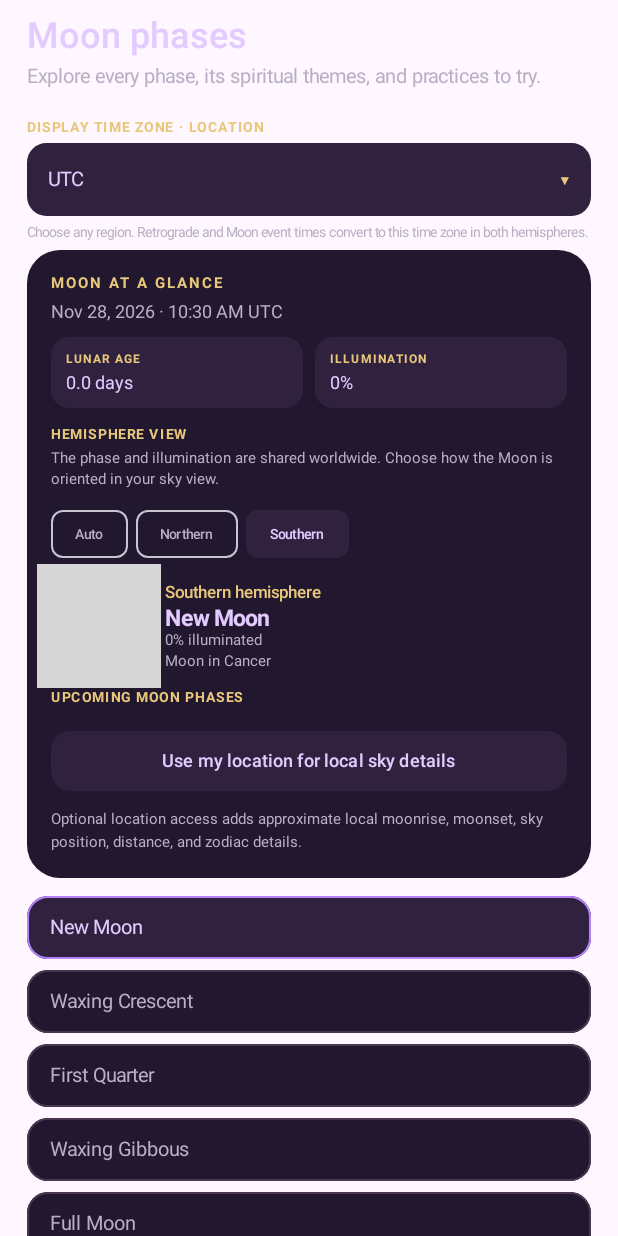
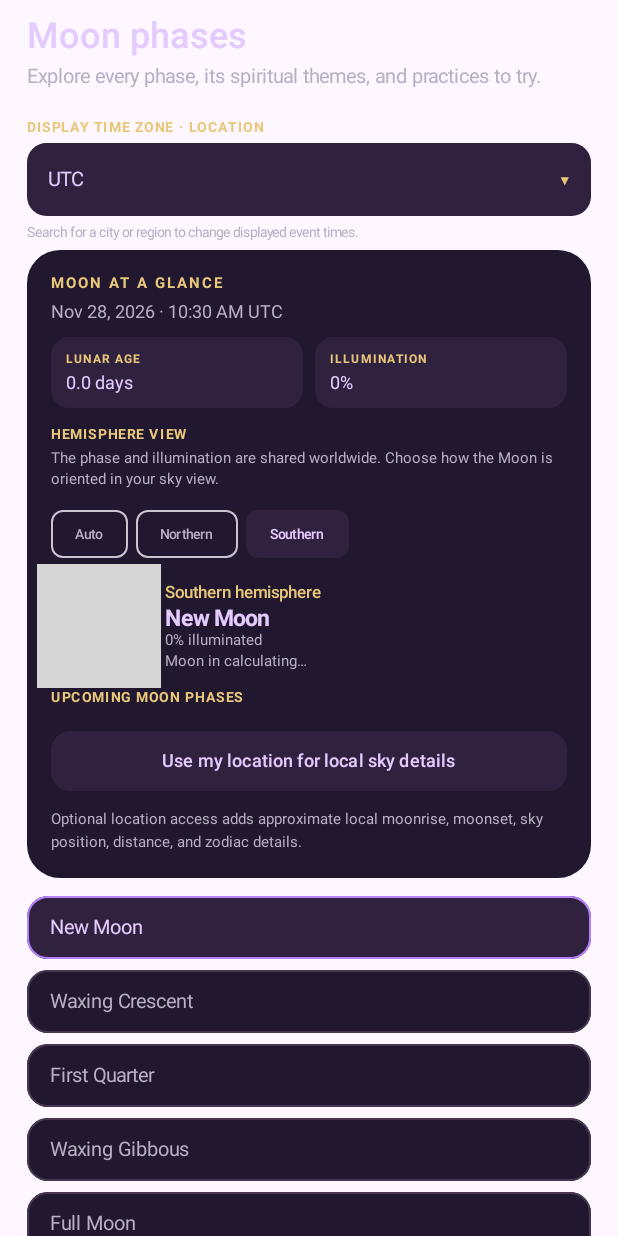
Before and after one commit to magikaldivinations-dotcom/Magikal-Retrogrades-, an Android app built with Jetpack Compose: the composable MoonPage shown on its own in the app's theme, on a phone screen of 412 x 824 dp. Run offline under Robolectric (Android 15) with nearby library versions, the phone set to English and light mode, and no system bars; libraries missing offline, so code that uses them is left out: com.google.android.play, io.github.cosinekitty.astronomy; pictures from the network do not load; 13 statements that could not run were skipped; grey boxes are pictures that could not be loaded.

Commit message:
Prevent Moon page timezone selection crashes

```diff
--- a/app/build.gradle.kts
+++ b/app/build.gradle.kts
@@ -22,8 +22,8 @@ android {
         applicationId = "com.magikalretrogrades.app"
         minSdk = 26
         targetSdk = 36
-        versionCode = 6
-        versionName = "0.6.0"
+        versionCode = 7
+        versionName = "0.6.1"
     }
 
     compileOptions {
--- a/app/src/main/java/com/magikalretrogrades/app/MainActivity.kt
+++ b/app/src/main/java/com/magikalretrogrades/app/MainActivity.kt
@@ -362,23 +362,58 @@ private fun automaticSouthernHemisphere(): Boolean {
 @Composable
 private fun DisplayZonePicker(selectedId: String, onSelect: (String) -> Unit) {
     var expanded by remember { mutableStateOf(false) }
-    val zones = remember { java.util.TimeZone.getAvailableIDs().distinct().sorted() }
+    var query by remember { mutableStateOf("") }
+    val zones = remember { java.time.ZoneId.getAvailableZoneIds().sorted() }
+    val matches = remember(query, zones) {
+        val term = query.trim().replace(' ', '_')
+        if (term.isBlank()) emptyList()
+        else zones.filter { it.contains(term, ignoreCase = true) }.take(80)
+    }
     Column(Modifier.fillMaxWidth().padding(vertical = 5.dp)) {
         Text("DISPLAY TIME ZONE · LOCATION", color = Gold, fontSize = 9.sp, fontWeight = FontWeight.Bold, letterSpacing = 1.1.sp)
-        Box(Modifier.fillMaxWidth().padding(top = 5.dp)) {
-            Surface(color = PanelLight, shape = RoundedCornerShape(13.dp), modifier = Modifier.fillMaxWidth().clickable { expanded = true }) {
+        Surface(color = PanelLight, shape = RoundedCornerShape(13.dp), modifier = Modifier.fillMaxWidth().padding(top = 5.dp).clickable { expanded = true }) {
             Row(Modifier.padding(horizontal = 14.dp, vertical = 12.dp), verticalAlignment = Alignment.CenterVertically) {
                 Text(selectedId.replace('_', ' '), color = Lilac, fontSize = 13.sp, modifier = Modifier.weight(1f))
                 Text("▾", color = Gold, fontSize = 18.sp)
             }
         }
-            DropdownMenu(expanded = expanded, onDismissRequest = { expanded = false }, modifier = Modifier.heightIn(max = 360.dp).verticalScroll(rememberScrollState())) {
-                zones.forEach { zone ->
-                    DropdownMenuItem(text = { Text(zone.replace('_', ' '), maxLines = 1) }, onClick = { onSelect(zone); expanded = false })
+        Text("Search for a city or region to change displayed event times.", color = Muted, fontSize = 9.sp, lineHeight = 13.sp, modifier = Modifier.padding(top = 4.dp))
+    }
+    if (expanded) {
+        AlertDialog(
+            onDismissRequest = { expanded = false; query = "" },
+            title = { Text("Choose display time zone", color = Lilac) },
+            text = {
+                Column(Modifier.fillMaxWidth()) {
+                    OutlinedTextField(
+                        value = query,
+                        onValueChange = { query = it },
+                        label = { Text("Search city or region") },
+                        placeholder = { Text("Example: New York") },
+                        singleLine = true,
+                        modifier = Modifier.fillMaxWidth()
+                    )
+                    if (query.isBlank()) {
+                        Text("Type a city or region name to find a time zone.", color = Muted, fontSize = 12.sp, modifier = Modifier.padding(top = 12.dp))
+                    } else if (matches.isEmpty()) {
+                        Text("No matching time zones.", color = Muted, fontSize = 12.sp, modifier = Modifier.padding(top = 12.dp))
+                    } else {
+                        LazyColumn(Modifier.fillMaxWidth().heightIn(max = 300.dp)) {
+                            items(items = matches, key = { it }) { zone ->
+                                DropdownMenuItem(
+                                    text = { Text(zone.replace('_', ' '), maxLines = 1) },
+                                    onClick = { onSelect(zone); query = ""; expanded = false }
+                                )
                             }
                         }
                     }
-        Text("Choose any region. Retrograde and Moon event times convert to this time zone in both hemispheres.", color = Muted, fontSize = 9.sp, lineHeight = 13.sp, modifier = Modifier.padding(top = 4.dp))
+                }
+            },
+            confirmButton = {
+                TextButton(onClick = { expanded = false; query = "" }) { Text("Done") }
+            },
+            containerColor = Panel
+        )
     }
 }
 
@@ -761,6 +796,22 @@ private fun MoonPage() {
                 val defaultLatitude = if (isSouthern) -35.0 else 35.0
                 val latitude = observerLocation?.latitude?.let { if (hemisphereMode == "Auto") it else kotlin.math.abs(it) * if (isSouthern) -1 else 1 } ?: defaultLatitude
                 val longitude = observerLocation?.longitude ?: 0.0
+                val moonSky by produceState<Pair<MoonPosition, MoonHorizon>?>(initialValue = null, latitude, longitude) {
+                    while (true) {
+                        val sampleTime = System.currentTimeMillis()
+                        val result = try {
+                            withContext(Dispatchers.Default) {
+                                moonPositionAt(sampleTime, latitude, longitude) to moonHorizon(sampleTime, latitude, longitude)
+                            }
+                        } catch (cancelled: kotlinx.coroutines.CancellationException) {
+                            throw cancelled
+                        } catch (_: Exception) {
+                            null
+                        }
+                        if (result != null) value = result
+                        delay(5 * 60_000L)
+                    }
+                }
                 val viewAngle = moonBrightLimbAngle(currentTimeMillis, latitude, longitude)
                 Row(Modifier.fillMaxWidth().padding(top = 5.dp), verticalAlignment = Alignment.CenterVertically, horizontalArrangement = Arrangement.spacedBy(12.dp)) {
                     MoonOrb(snapshot.info.illumination, snapshot.info.name, Modifier.size(64.dp).graphicsLayer(rotationZ = viewAngle.toFloat()))
@@ -768,8 +819,7 @@ private fun MoonPage() {
                         Text(hemisphereName, color = Gold, fontSize = 11.sp, fontWeight = FontWeight.SemiBold)
                         Text(snapshot.info.name, color = Lilac, fontSize = 15.sp, fontWeight = FontWeight.Bold, modifier = Modifier.padding(top = 2.dp))
                         Text("${snapshot.info.illumination}% illuminated", color = Muted, fontSize = 10.sp)
-                        val zodiac = moonPositionAt(currentTimeMillis, latitude, longitude).zodiac
-                        Text("Moon in $zodiac", color = Muted, fontSize = 10.sp, modifier = Modifier.padding(top = 2.dp))
+                        Text("Moon in ${moonSky?.first?.zodiac ?: "calculating…"}", color = Muted, fontSize = 10.sp, modifier = Modifier.padding(top = 2.dp))
                     }
                 }
                 val nextPhase = snapshot.upcoming.firstOrNull()
@@ -795,15 +845,18 @@ private fun MoonPage() {
                     Text(when { requestingLocation -> "Getting your device location…"; observerLocation == null -> "Use my location for local sky details"; else -> "Refresh local sky details" }, fontSize = 12.sp)
                 }
                 val location = observerLocation
-                if (location != null) {
-                    val moonNow = moonPositionAt(System.currentTimeMillis(), location.latitude, location.longitude)
-                    val horizon = moonHorizon(System.currentTimeMillis(), location.latitude, location.longitude)
+                val localSky = moonSky
+                if (location != null && localSky != null) {
+                    val moonNow = localSky.first
+                    val horizon = localSky.second
                     InfoLine("MOONRISE", horizon.riseMillis?.let { formatLocalEventTime(it, displayZone) } ?: "No rise in the next 48 hours")
                     InfoLine("MOONSET", horizon.setMillis?.let { formatLocalEventTime(it, displayZone) } ?: "No set in the next 48 hours")
                     if (horizon.transitMillis != null) InfoLine("MERIDIAN PASSING", "${formatLocalEventTime(horizon.transitMillis, displayZone)} · ${"%.0f".format(horizon.transitAltitude)}° altitude")
                     InfoLine("CURRENT ALTITUDE / AZIMUTH", "${"%.0f".format(moonNow.altitude)}° / ${"%.0f".format(moonNow.azimuth)}°")
                     InfoLine("DISTANCE", "${moonNow.distanceKm.toInt()} km")
                     InfoLine("TROPICAL ZODIAC", moonNow.zodiac)
+                } else if (location != null) {
+                    Text("Calculating local sky details…", color = Muted, fontSize = 10.sp, modifier = Modifier.padding(top = 7.dp))
                 } else {
                     Text("Optional location access adds approximate local moonrise, moonset, sky position, distance, and zodiac details.", color = Muted, fontSize = 10.sp, lineHeight = 15.sp, modifier = Modifier.padding(top = 7.dp))
                 }
```
Lines whose indentation alone changed are shown as unchanged.
